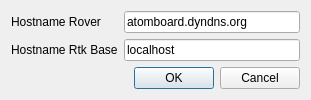
wpfhtl/octocopter, file basestation/connectiondialog.ui: the form before one commit.
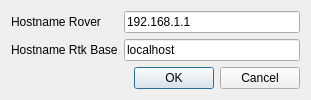
The form after the commit.

The edit to the form file:
```diff
--- a/basestation/connectiondialog.ui
+++ b/basestation/connectiondialog.ui
@@ -24,7 +24,7 @@
    <item row="0" column="2">
     <widget class="QLineEdit" name="mLineEditHostNameRover">
      <property name="text">
-      <string>atomboard.dyndns.org</string>
+      <string>192.168.1.1</string>
      </property>
     </widget>
    </item>
```
